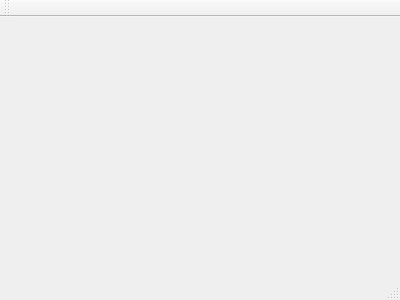
First picture: the form in Qt-NetAssist/mainwindow.ui, repository itwhy1994/Qt-NetAssist, before the edit.
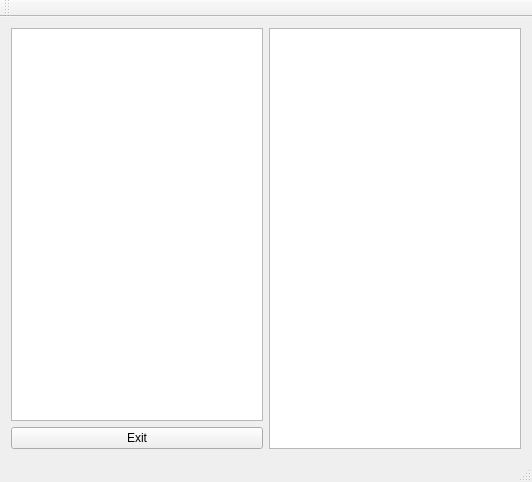
Second picture: the form after the edit.

The edit to the form file:
```diff
--- a/Qt-NetAssist/mainwindow.ui
+++ b/Qt-NetAssist/mainwindow.ui
@@ -1,24 +1,59 @@
 <ui version="4.0">
  <class>MainWindow</class>
- <widget class="QMainWindow" name="MainWindow" >
-  <property name="geometry" >
+ <widget class="QMainWindow" name="MainWindow">
+  <property name="geometry">
    <rect>
     <x>0</x>
     <y>0</y>
-    <width>400</width>
-    <height>300</height>
+    <width>532</width>
+    <height>482</height>
    </rect>
   </property>
   <property name="windowTitle" >
    <string>MainWindow</string>
   </property>
-  <widget class="QMenuBar" name="menuBar" />
-  <widget class="QToolBar" name="mainToolBar" />
-  <widget class="QWidget" name="centralWidget" />
-  <widget class="QStatusBar" name="statusBar" />
+  <widget class="QWidget" name="centralWidget">
+   <layout class="QVBoxLayout" name="verticalLayout">
+    <item>
+     <layout class="QGridLayout" name="gridLayout">
+      <item row="1" column="0">
+       <widget class="QPushButton" name="Exit">
+        <property name="text">
+         <string>Exit</string>
+        </property>
+       </widget>
+      </item>
+      <item row="0" column="0">
+       <widget class="QTextBrowser" name="ReceiveDataBrowser"/>
+      </item>
+      <item row="0" column="1" rowspan="2">
+       <widget class="QTextBrowser" name="DebugInfoBrowser"/>
+      </item>
+     </layout>
+    </item>
+   </layout>
+  </widget>
+  <widget class="QMenuBar" name="menuBar">
+   <property name="geometry">
+    <rect>
+     <x>0</x>
+     <y>0</y>
+     <width>532</width>
+     <height>23</height>
+    </rect>
+   </property>
+  </widget>
+  <widget class="QToolBar" name="mainToolBar">
+   <attribute name="toolBarArea">
+    <enum>TopToolBarArea</enum>
+   </attribute>
+   <attribute name="toolBarBreak">
+    <bool>false</bool>
+   </attribute>
+  </widget>
+  <widget class="QStatusBar" name="statusBar"/>
  </widget>
- <layoutDefault spacing="6" margin="11" />
- <pixmapfunction></pixmapfunction>
+ <layoutdefault spacing="6" margin="11"/>
  <resources/>
  <connections/>
 </ui>
```
Left out of the diff: 5 changed lines with no effect on the pictures.
